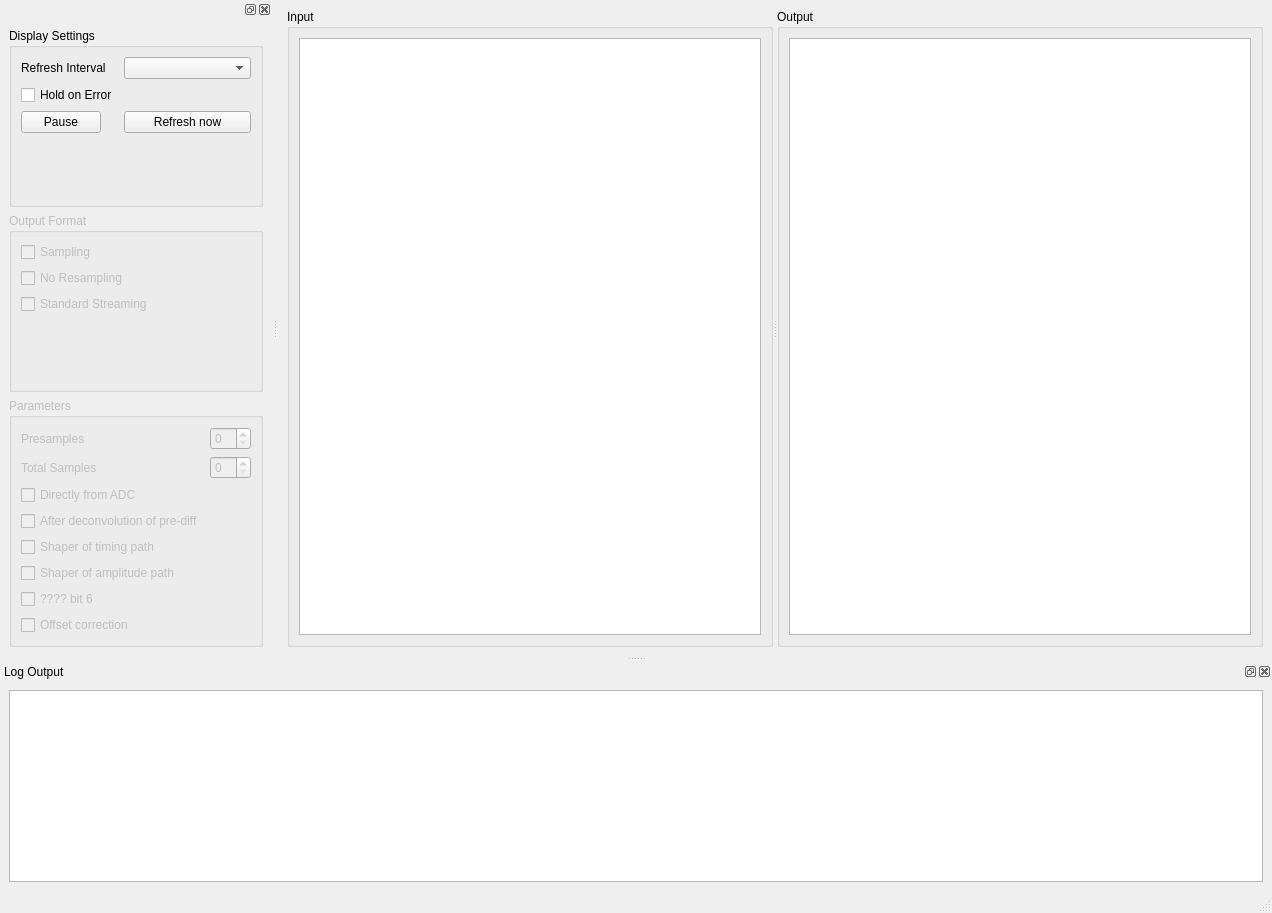
Qt form src/analysis/mdpp_sample_decoder_monitor_widget.ui (flueke/mvme) before a commit.
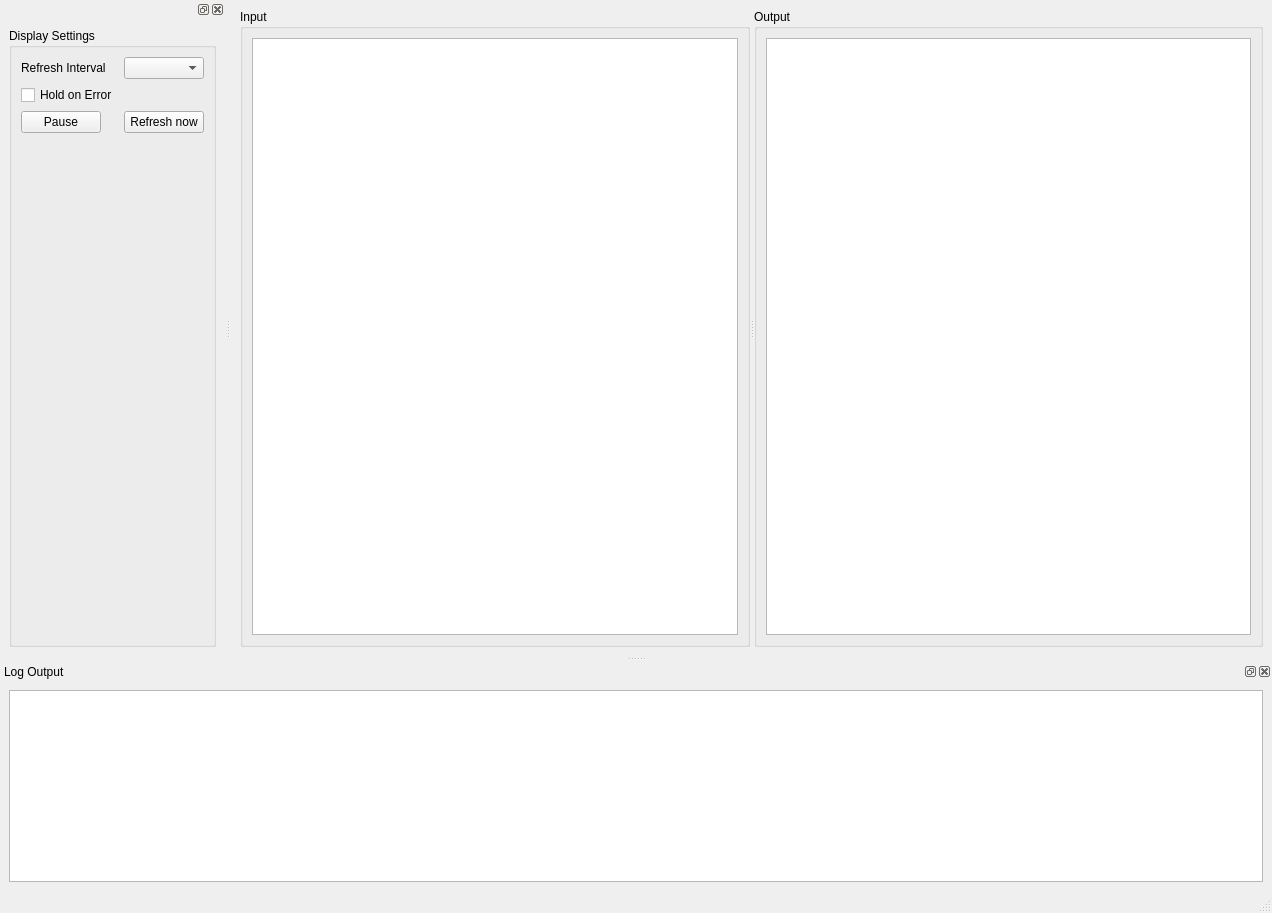
The same form after that commit.

Commit message: mdpp sampling: remove unused elements from the monitor widget ui

The edit to the form file:
```diff
--- a/src/analysis/mdpp_sample_decoder_monitor_widget.ui
+++ b/src/analysis/mdpp_sample_decoder_monitor_widget.ui
@@ -123,115 +123,18 @@
           </property>
          </widget>
         </item>
-       </layout>
-      </widget>
-     </item>
-     <item>
-      <widget class="QGroupBox" name="groupBox_2">
-       <property name="enabled">
-        <bool>false</bool>
-       </property>
-       <property name="title">
-        <string>Output Format</string>
-       </property>
-       <layout class="QFormLayout" name="formLayout_2">
-        <item row="1" column="0">
-         <widget class="QCheckBox" name="cb_outNoResampling">
-          <property name="text">
-           <string>No Resampling</string>
+        <item row="3" column="1">
+         <spacer name="verticalSpacer">
+          <property name="orientation">
+           <enum>Qt::Vertical</enum>
           </property>
-         </widget>
-        </item>
-        <item row="3" column="0">
-         <widget class="QCheckBox" name="cb_outStdStreaming">
-          <property name="text">
-           <string>Standard Streaming</string>
+          <property name="sizeHint" stdset="0">
+           <size>
+            <width>20</width>
+            <height>40</height>
+           </size>
           </property>
-         </widget>
-        </item>
-        <item row="0" column="0">
-         <widget class="QCheckBox" name="cb_outSampling">
-          <property name="text">
-           <string>Sampling</string>
-          </property>
-         </widget>
-        </item>
-       </layout>
-      </widget>
-     </item>
-     <item>
-      <widget class="QGroupBox" name="groupBox_3">
-       <property name="enabled">
-        <bool>false</bool>
-       </property>
-       <property name="title">
-        <string>Parameters</string>
-       </property>
-       <layout class="QFormLayout" name="formLayout_3">
-        <item row="0" column="0">
-         <widget class="QLabel" name="label_2">
-          <property name="text">
-           <string>Presamples</string>
-          </property>
-         </widget>
-        </item>
-        <item row="0" column="1">
-         <widget class="QSpinBox" name="spin_preSamples"/>
-        </item>
-        <item row="1" column="0">
-         <widget class="QLabel" name="label_3">
-          <property name="text">
-           <string>Total Samples</string>
-          </property>
-         </widget>
-        </item>
-        <item row="1" column="1">
-         <widget class="QSpinBox" name="spin_totalSamples"/>
-        </item>
-        <item row="2" column="0">
-         <widget class="QCheckBox" name="cb_samsetBit0">
-          <property name="text">
-           <string>Directly from ADC</string>
-          </property>
-         </widget>
-        </item>
-        <item row="3" column="0">
-         <widget class="QCheckBox" name="cb_samsetBit1">
-          <property name="text">
-           <string>After deconvolution of pre-diff</string>
-          </property>
-         </widget>
-        </item>
-        <item row="4" column="0">
-         <widget class="QCheckBox" name="cb_samsetBit2">
-          <property name="text">
-           <string>Shaper of timing path</string>
-          </property>
-         </widget>
-        </item>
-        <item row="5" column="0">
-         <widget class="QCheckBox" name="cb_samsetBit3">
-          <property name="text">
-           <string>Shaper of amplitude path</string>
-          </property>
-         </widget>
-        </item>
-        <item row="7" column="0">
-         <widget class="QCheckBox" name="cb_samsetBit7">
-          <property name="text">
-           <string>Offset correction</string>
-          </property>
-         </widget>
-        </item>
-        <item row="6" column="0">
-         <widget class="QCheckBox" name="checkBox_10">
-          <property name="enabled">
-           <bool>false</bool>
-          </property>
-          <property name="text">
-           <string>???? bit 6</string>
-          </property>
-         </widget>
+         </spacer>
         </item>
        </layout>
       </widget>
```
